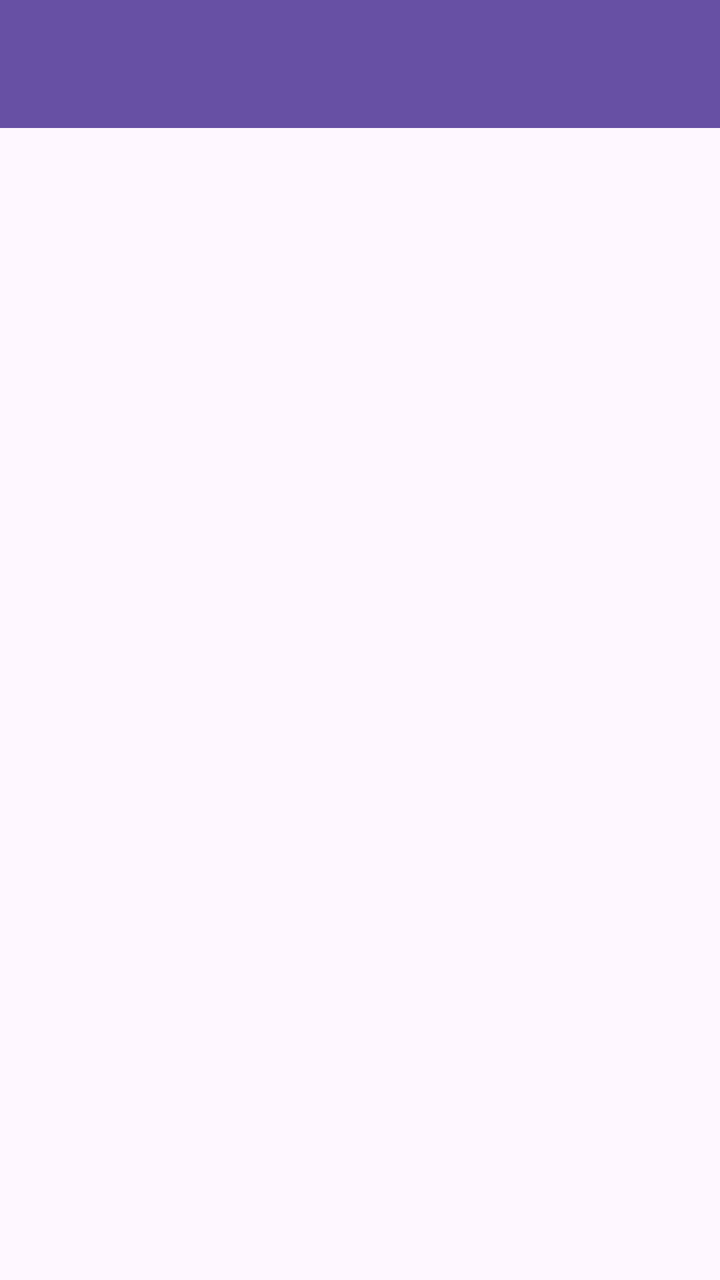
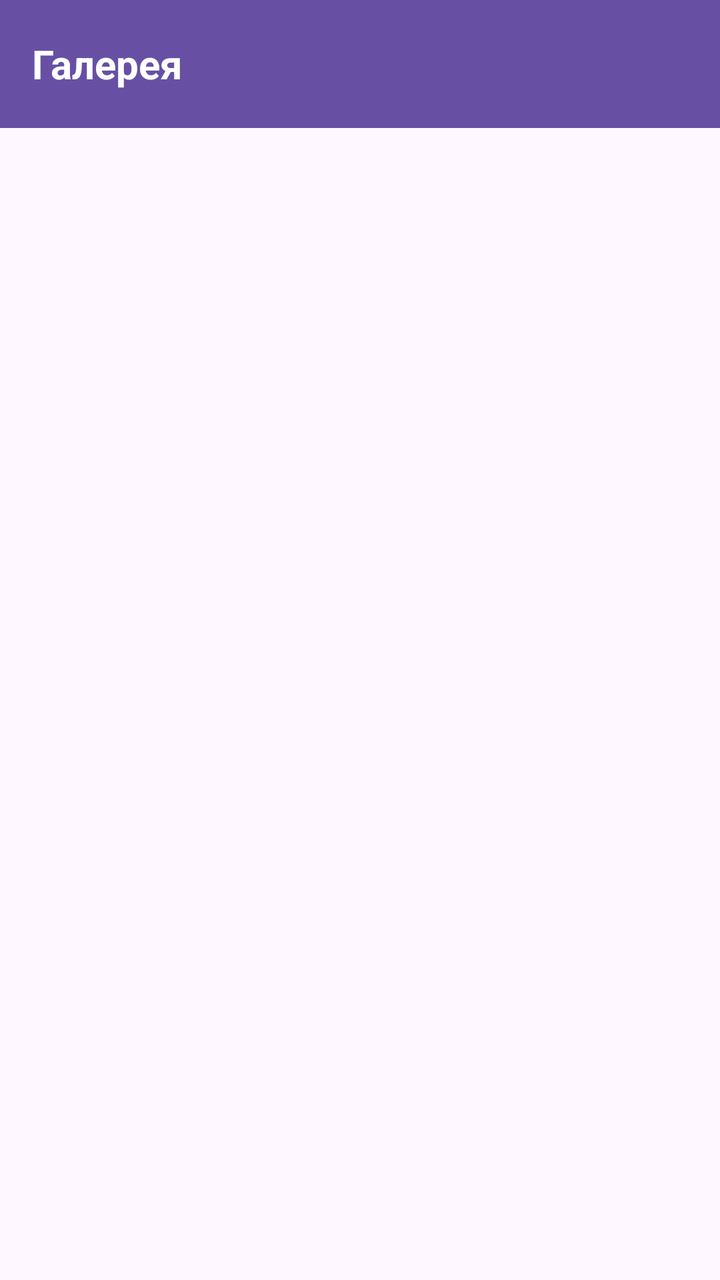

Two renders of the same Android screen: before a commit and after it. Below are the layout's source before the change and the commit's diff.
<!-- AndroidManifest.xml: application theme Theme.SimpleGallery -->
<!-- res/layout/activity_albums.xml -->
<?xml version="1.0" encoding="utf-8"?>
<LinearLayout xmlns:android="http://schemas.android.com/apk/res/android"
    xmlns:app="http://schemas.android.com/apk/res-auto"
    android:layout_width="match_parent"
    android:layout_height="match_parent"
    android:orientation="vertical">

    <com.google.android.material.appbar.MaterialToolbar
        android:id="@+id/toolbar"
        android:layout_width="match_parent"
        android:layout_height="?attr/actionBarSize"
        android:background="?attr/colorPrimary"
        android:title="@string/app_name"
        app:titleTextColor="@android:color/white">

        <Spinner
            android:id="@+id/modeSpinner"
            android:layout_width="wrap_content"
            android:layout_height="wrap_content"
            android:layout_gravity="end|center_vertical"
            android:background="@null"
            android:spinnerMode="dropdown" />

    </com.google.android.material.appbar.MaterialToolbar>

    <FrameLayout
        android:layout_width="match_parent"
        android:layout_height="0dp"
        android:layout_weight="1">

        <androidx.recyclerview.widget.RecyclerView
            android:id="@+id/recycler"
            android:layout_width="match_parent"
            android:layout_height="match_parent"
            android:padding="4dp"
            android:clipToPadding="false" />

        <TextView
            android:id="@+id/emptyView"
            android:layout_width="wrap_content"
            android:layout_height="wrap_content"
            android:layout_gravity="center"
            android:padding="24dp"
            android:textSize="16sp"
            android:visibility="gone" />

    </FrameLayout>

    <LinearLayout
        android:id="@+id/selectionBar"
        android:layout_width="match_parent"
        android:layout_height="56dp"
        android:background="?attr/colorPrimary"
        android:gravity="center"
        android:orientation="horizontal"
        android:visibility="gone">

        <Button
            android:id="@+id/deleteSelectedButton"
            style="@style/Widget.Material3.Button.TextButton"
            android:layout_width="wrap_content"
            android:layout_height="wrap_content"
            android:text="@string/delete"
            android:textColor="@android:color/white" />

    </LinearLayout>

</LinearLayout>
<!-- resources referenced by this layout -->
<resources>
  <string name="app_name">Галерея</string>
  <string name="delete">Удалить</string>
  <style name="Theme.SimpleGallery" parent="Theme.Material3.DayNight.NoActionBar">
          <item name="colorPrimary">@color/purple_500</item>
          <item name="android:statusBarColor">@color/purple_700</item>
      </style>
  <color name="purple_500">#FF6750A4</color>
  <color name="purple_700">#FF4F378B</color>
</resources>

<!-- the commit's change to res/layout/activity_albums.xml (unified diff, before → after) -->
@@ -10,16 +10,34 @@
         android:layout_width="match_parent"
         android:layout_height="?attr/actionBarSize"
         android:background="?attr/colorPrimary"
-        android:title="@string/app_name"
-        app:titleTextColor="@android:color/white">
+        app:contentInsetStart="0dp"
+        app:contentInsetStartWithNavigation="0dp">
 
-        <Spinner
-            android:id="@+id/modeSpinner"
-            android:layout_width="wrap_content"
-            android:layout_height="wrap_content"
-            android:layout_gravity="end|center_vertical"
-            android:background="@null"
-            android:spinnerMode="dropdown" />
+        <LinearLayout
+            android:layout_width="match_parent"
+            android:layout_height="match_parent"
+            android:orientation="horizontal"
+            android:gravity="center_vertical"
+            android:paddingStart="16dp"
+            android:paddingEnd="8dp">
+
+            <TextView
+                android:layout_width="0dp"
+                android:layout_height="wrap_content"
+                android:layout_weight="1"
+                android:text="@string/app_name"
+                android:textColor="@android:color/white"
+                android:textSize="20sp"
+                android:textStyle="bold" />
+
+            <Spinner
+                android:id="@+id/modeSpinner"
+                android:layout_width="wrap_content"
+                android:layout_height="wrap_content"
+                android:background="@null"
+                android:spinnerMode="dropdown" />
+
+        </LinearLayout>
 
     </com.google.android.material.appbar.MaterialToolbar>
 
